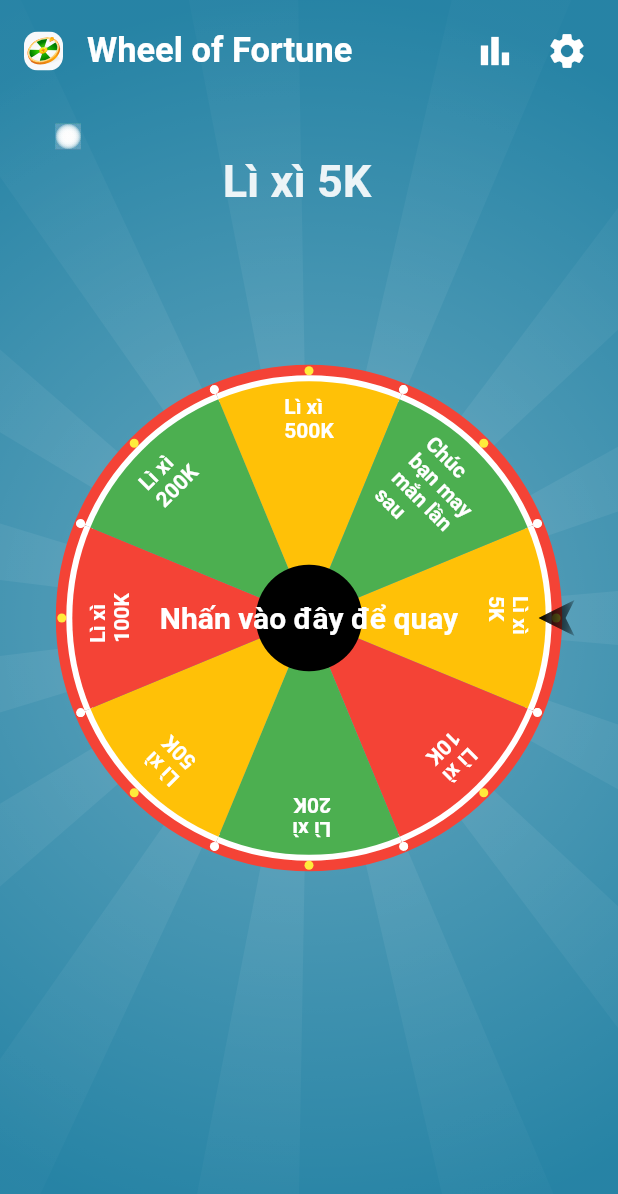
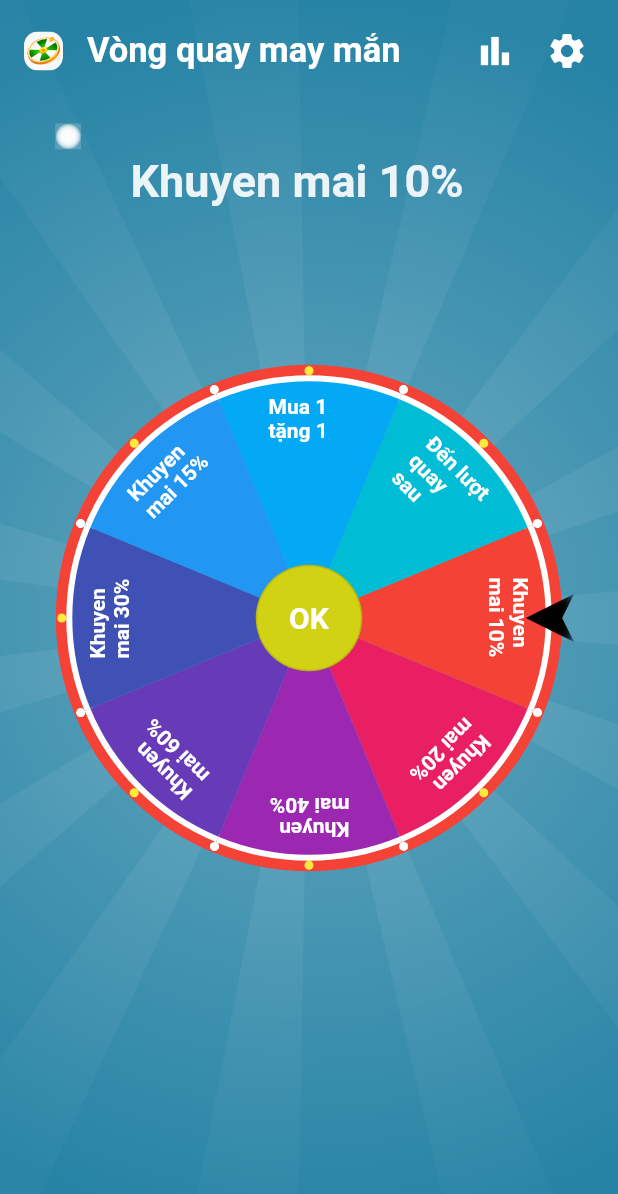
Before and after one commit to vinhngtr/Rotation_Lucky-Android-app, a Flutter app: the screen it shows after launch, on a phone screen of 412 x 824 dp. Shown: the top 1194 px of the screen. Run offline on Flutter 3.47's test engine with Material 2 defaults, Android fonts, the phone set to English and light mode, and no system bars; drawn by our look-alikes of auto_size_text; our stand-ins replace confetti, equatable, flutter_svg, lottie.

Commit message:
update source code

```diff
--- a/example/lib/constants.dart
+++ b/example/lib/constants.dart
@@ -36,6 +36,56 @@ class Constants {
     Fortune(id: 12, titleName: '12', backgroundColor: Colors.primaries[4]),
   ];
 
+  static List<Fortune> promotionWatch = <Fortune>[
+    Fortune(
+      id: 1,
+      titleName: 'Khuyen mai 10%',
+      backgroundColor: Colors.primaries[0],
+      priority: 6,
+    ),
+    Fortune(
+      id: 2,
+      titleName: 'Khuyen mai 20%',
+      backgroundColor: Colors.primaries[1],
+      priority: 4,
+    ),
+    Fortune(
+      id: 3,
+      titleName: 'Khuyen mai 40%',
+      backgroundColor: Colors.primaries[2],
+      priority: 3,
+    ),
+    Fortune(
+      id: 4,
+      titleName: 'Khuyen mai 60%',
+      backgroundColor: Colors.primaries[3],
+      priority: 1,
+    ),
+    Fortune(
+      id: 5,
+      titleName: 'Khuyen mai 30%',
+      backgroundColor: Colors.primaries[4],
+      priority: 3,
+    ),
+    Fortune(
+      id: 6,
+      titleName: 'Khuyen mai 15%',
+      backgroundColor: Colors.primaries[5],
+      priority: 7,
+    ),
+    Fortune(
+      id: 7,
+      titleName: 'Mua 1 tặng 1',
+      backgroundColor: Colors.primaries[6],
+      priority: 1,
+    ),
+    Fortune(
+      id: 8,
+      titleName: 'Đến lượt quay sau',
+      backgroundColor: Colors.primaries[7],
+      priority: 5,
+    ),
+  ];
   static List<Fortune> list3Item = <Fortune>[
     Fortune(
       id: 1,
--- a/example/lib/fortune_template.dart
+++ b/example/lib/fortune_template.dart
@@ -1,6 +1,7 @@
 import 'package:flutter/material.dart';
 import 'package:flutter_fortune_wheel/flutter_fortune_wheel.dart';
 import 'fortune_templates_detail_page.dart';
+// import 'fortune_wheel_setting_page.dart';
 
 // ? ITEM template vòng quay có thể dùng -->
 class FortuneTemplate extends StatelessWidget {
--- a/example/lib/main.dart
+++ b/example/lib/main.dart
@@ -5,7 +5,7 @@ import 'package:flutter/material.dart';
 import 'package:flutter/services.dart';
 import 'package:flutter_fortune_wheel/flutter_fortune_wheel.dart';
 import 'constants.dart';
-
+import 'package:intl/intl.dart';
 import 'theme.dart';
 import 'fortune_wheel_history_page.dart';
 import 'fortune_wheel_setting_page.dart';
@@ -49,8 +49,10 @@ class _MyAppState extends State<MyApp> {
 
   late ConfettiController _confettiController;
 
+  // DateTime date;
+  List<String> listTime = [];
   Wheel _wheel = Wheel(
-    items: Constants.liXiNamMoi,
+    items: Constants.promotionWatch,
     isSpinByPriority: true,
     duration: const Duration(seconds: 10),
   );
@@ -69,6 +71,23 @@ class _MyAppState extends State<MyApp> {
     _resultWheelController.close();
     _fortuneWheelController.close();
     _confettiController.dispose();
+  }
+
+  // String result = '';
+
+  String setTime() {
+    final currentTime = DateTime(
+      DateTime.now().year,
+      DateTime.now().month,
+      DateTime.now().day,
+      DateTime.now().hour,
+      DateTime.now().minute,
+      DateTime.now().second,
+    );
+
+    final finaltime = DateFormat("HH:mm:ss a").format(currentTime);
+    return finaltime;
+    // return listTime;
   }
 
   @override
@@ -98,6 +117,7 @@ class _MyAppState extends State<MyApp> {
 
 // ? header:
   Widget _buildHeader() {
+    // result = setTime();
     return SafeArea(
       child: Padding(
         padding: const EdgeInsets.only(right: 10, left: 16, top: 10),
@@ -110,7 +130,7 @@ class _MyAppState extends State<MyApp> {
             ),
             const SizedBox(width: 16),
             const Text(
-              'Wheel of Fortune',
+              'Vòng quay may mắn',
               style: TextStyle(
                 color: Color.fromARGB(255, 255, 255, 255),
                 fontSize: 23,
@@ -128,6 +148,7 @@ class _MyAppState extends State<MyApp> {
                   MaterialPageRoute(
                     builder: (context) => FortuneWheelHistoryPage(
                       resultsHistory: _resultsHistory,
+                      currTime: listTime,
                     ),
                   ),
                 );
@@ -190,7 +211,7 @@ class _MyAppState extends State<MyApp> {
     );
   }
 
-// ! PAGE RESULT OF SPIN:
+// ! ALERT RESULT OF SPIN:
   Future<void> _onResult(Fortune item) async {
     // _confettiController.play();
     await showDialog(
@@ -285,6 +306,7 @@ class _MyAppState extends State<MyApp> {
       },
     );
     _resultsHistory.add(item);
+    listTime.add(setTime());
   }
 
 // ! KẾT QUẢ VÒNG QUAY ĐI CÙNG PAGE RESULT BÊN DƯỚI HEADER
--- a/lib/src/models/fortune.dart
+++ b/lib/src/models/fortune.dart
@@ -16,6 +16,7 @@ class Fortune extends Equatable {
 
   ///Lucky Value ID
   final int id;
+
 
   ///Lucky value title
   final String? titleName;
--- a/lib/src/views/arrow_view.dart
+++ b/lib/src/views/arrow_view.dart
@@ -12,16 +12,16 @@ class ArrowView extends StatelessWidget {
       child: ClipPath(
         clipper: _ArrowClipper(),
         child: Container(
-          height: 24,
-          width: 24,
+          height: 32,
+          width: 32,
           decoration: const BoxDecoration(
             gradient: LinearGradient(
               begin: Alignment.topCenter,
               end: Alignment.bottomCenter,
-              colors: [Colors.black12, Colors.black],
+              colors: [Color.fromARGB(31, 0, 0, 0), Colors.black],
             ),
             boxShadow: [
-              BoxShadow(color: Colors.black38, blurRadius: 5),
+              BoxShadow(color: Colors.black, blurRadius: 5),
             ],
           ),
         ),
--- a/lib/src/views/board_view.dart
+++ b/lib/src/views/board_view.dart
@@ -76,6 +76,8 @@ class BoardView extends StatelessWidget {
         constraints: BoxConstraints.expand(height: size / 3, width: 54),
         child: Column(
           mainAxisSize: MainAxisSize.min,
+          mainAxisAlignment: MainAxisAlignment.start,
+          crossAxisAlignment: CrossAxisAlignment.center,
           children: [
             if (fortune.titleName != null)
               Flexible(
--- a/lib/src/views/fortune_wheel.dart
+++ b/lib/src/views/fortune_wheel.dart
@@ -15,6 +15,7 @@ class FortuneWheel extends StatefulWidget {
     required this.onResult,
     this.onAnimationStart,
     this.onAnimationEnd,
+
   }) : super(key: key);
 
   ///Configure wheel
@@ -22,6 +23,8 @@ class FortuneWheel extends StatefulWidget {
 
   ///Handling updates of changed values while spinning
   final Function(Fortune item) onChanged;
+
+  // final void Function() setTime;
 
   ///Handling returning the result of the spin
   final Function(Fortune item) onResult;
@@ -44,6 +47,8 @@ class _FortuneWheelState extends State<FortuneWheel>
   ///Wheel rotation angle
   ///Default value [_angle] = 0
   double _angle = 0;
+
+  DateTime? currentTime;
 
   ///Current rotation angle of the wheel after spinning
   ///Default value [_currentAngle]=0
@@ -144,6 +149,19 @@ class _FortuneWheelState extends State<FortuneWheel>
     return const CircleAvatar(radius: 16, backgroundColor: Colors.blue);
   }
 
+  void onspin() {
+    setState(() {
+      currentTime = DateTime(
+        DateTime.now().year,
+        DateTime.now().month,
+        DateTime.now().day,
+        DateTime.now().hour,
+        DateTime.now().minute,
+        DateTime.now().second,
+      );
+    });
+  }
+
   ///UI Button Spin
   Widget _buildButtonSpin() {
     return Visibility(
@@ -155,13 +173,13 @@ class _FortuneWheelState extends State<FortuneWheel>
                 : _handleSpinByRandomPressed,
             style: widget.wheel.spinButtonStyle ??
                 OutlinedButton.styleFrom(
-                  backgroundColor: Colors.black,
+                  backgroundColor: const Color.fromARGB(255, 210, 210, 21),
                   shape: const CircleBorder(),
                   padding: const EdgeInsets.all(24),
                 ),
             child: widget.wheel.childSpinButton ??
                 Text(
-                  widget.wheel.titleSpinButton ?? 'Nhấn vào đây để quay',
+                  widget.wheel.titleSpinButton ?? 'OK',
                   style: const TextStyle(
                     fontSize: 20,
                     color: Colors.white,
@@ -174,6 +192,7 @@ class _FortuneWheelState extends State<FortuneWheel>
 
   ///Handling mode random spinning
   Future<void> _handleSpinByRandomPressed() async {
+
     if (!_wheelAnimationController.isAnimating) {
       //Random hệ số thập phân từ 0 đến 1
       double randomDouble = Random().nextDouble();
--- a/pubspec.yaml
+++ b/pubspec.yaml
@@ -17,6 +17,8 @@ dependencies:
   confetti: ^0.7.0
   lottie: ^2.6.0
   flutter_svg: ^2.0.7
+  intl: ^0.18.1
+  uuid: ^3.0.7
 
 dev_dependencies:
   flutter_test:
```
Also changed, not shown: example/lib/custom_add_new.dart (+4 -3 lines), example/lib/fortune_wheel_history_page.dart (+32 -7 lines), example/lib/fortune_wheel_setting_page.dart (+50 -9 lines), lib/src/helpers/fortune_helper.dart (+4 -4 lines), demo/Result history.PNG (added), demo/icon_result.PNG (added), demo/setting_icon.PNG (added), demo/template_scr.PNG (added), example/assets/icons/icon2.jpg (added), 11 other files.
